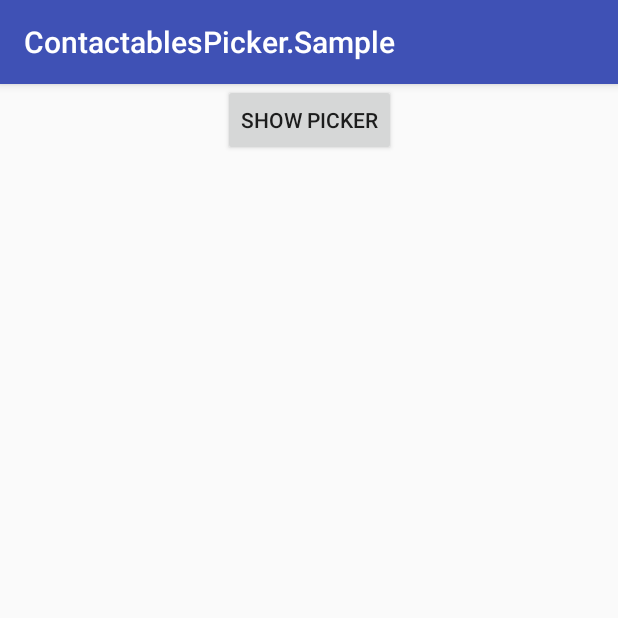
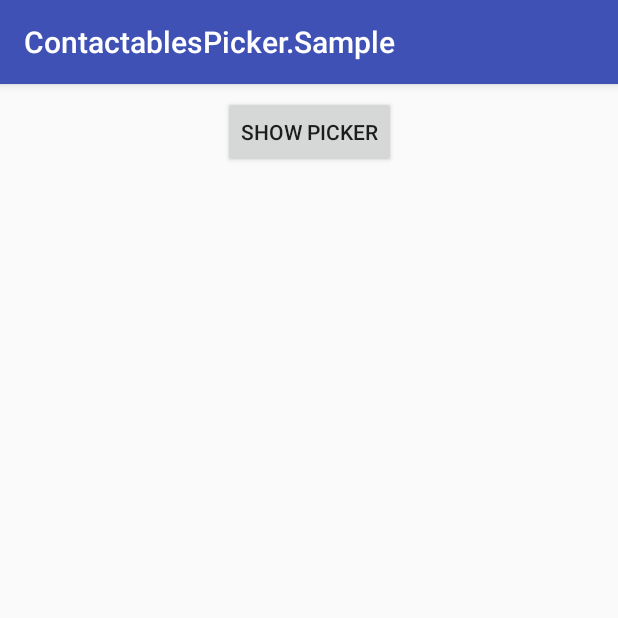
Before and after one commit to CarlHMitchell/Contactables-Library, an Android app: the screen it shows after launch (MainActivity), on a phone screen of 412 x 824 dp, the top half of it. Run offline under Robolectric (Android 15) with nearby library versions, the phone set to English and light mode, and no system bars.

```diff
--- a/contactablespicker.sample/src/main/AndroidManifest.xml
+++ b/contactablespicker.sample/src/main/AndroidManifest.xml
@@ -8,6 +8,7 @@
         android:label="@string/app_name"
         android:roundIcon="@mipmap/ic_launcher_round"
         android:supportsRtl="true"
+        android:fullBackupContent="@xml/backup_descriptor"
         android:theme="@style/AppTheme">
         <activity android:name=".MainActivity">
             <intent-filter>
--- a/contactablespicker.sample/src/main/res/layout/activity_main.xml
+++ b/contactablespicker.sample/src/main/res/layout/activity_main.xml
@@ -10,8 +10,9 @@
         android:id="@+id/show_picker_button"
         android:layout_width="wrap_content"
         android:layout_height="wrap_content"
-        android:text="Show Picker"
+        android:layout_marginTop="8dp"
+        android:text="@string/show_picker"
         app:layout_constraintEnd_toEndOf="parent"
         app:layout_constraintStart_toStartOf="parent"
-        tools:layout_editor_absoluteY="49dp" />
+        app:layout_constraintTop_toTopOf="parent" />
 </android.support.constraint.ConstraintLayout>
--- a/contactablespicker.sample/src/main/res/values/strings.xml
+++ b/contactablespicker.sample/src/main/res/values/strings.xml
@@ -1,4 +1,5 @@
 <resources>
     <string name="app_name">ContactablesPicker.Sample</string>
     <string name="action_settings">Settings</string>
+    <string name="show_picker">Show Picker</string>
 </resources>
--- a/contactablespicker.sample/src/main/res/values/styles.xml
+++ b/contactablespicker.sample/src/main/res/values/styles.xml
@@ -1,3 +1,4 @@
+<!--suppress ALL -->
 <resources>
 
     <!-- Base application theme. -->
--- /dev/null
+++ b/contactablespicker.sample/src/main/res/xml/backup_descriptor.xml
@@ -0,0 +1,4 @@
+<?xml version="1.0" encoding="utf-8"?>
+<full-backup-content>
+    <!-- Exclude specific shared preferences that contain GCM registration Id -->
+</full-backup-content>
--- a/contactablespicker/src/main/java/com/github/carlhmitchell/contactablespicker/ContactsListViewModel.java
+++ b/contactablespicker/src/main/java/com/github/carlhmitchell/contactablespicker/ContactsListViewModel.java
@@ -8,7 +8,6 @@ import android.util.Log;
 
 import com.github.carlhmitchell.contactablespicker.Storage.Contact;
 import com.github.carlhmitchell.contactablespicker.Storage.ContactRepository;
-import com.github.carlhmitchell.contactablespicker.Storage.ContactsDatabase;
 
 import java.util.List;
 
@@ -31,8 +30,8 @@ public class ContactsListViewModel extends AndroidViewModel {
         super(application);
 
         repository = new ContactRepository(application);
-        Log.i("ContactsList View Model", "Retreiving data from database");
-        contactsList = repository.mAllContactsLD;
+        Log.i("ContactsList View Model", "Retrieving data from database");
+        contactsList = ContactRepository.mAllContactsLD;
     }
 
     public LiveData<List<Contact>> getContactsList() {
--- a/contactablespicker/src/main/java/com/github/carlhmitchell/contactablespicker/Storage/ContactRepository.java
+++ b/contactablespicker/src/main/java/com/github/carlhmitchell/contactablespicker/Storage/ContactRepository.java
@@ -4,8 +4,6 @@ import android.arch.lifecycle.LiveData;
 import android.content.Context;
 import android.os.AsyncTask;
 import android.util.Log;
-
-import com.github.carlhmitchell.contactablespicker.utils.AppExecutor;
 
 import java.util.List;
 import java.util.concurrent.ExecutionException;
--- a/contactablespicker/src/main/java/com/github/carlhmitchell/contactablespicker/utils/AppExecutor.java
+++ b/contactablespicker/src/main/java/com/github/carlhmitchell/contactablespicker/utils/AppExecutor.java
@@ -8,6 +8,7 @@ import java.util.concurrent.Executors;
  */
 
 
+@SuppressWarnings("SpellCheckingInspection")
 public class AppExecutor {
     // Singleton instantiation
     private static final Object LOCK = new Object();
--- a/contactablespicker/src/main/res/layout/activity_contacts_list.xml
+++ b/contactablespicker/src/main/res/layout/activity_contacts_list.xml
@@ -14,8 +14,8 @@
         <android.support.v7.widget.Toolbar
             android:id="@+id/toolbar"
             android:layout_width="match_parent"
-            android:layout_height="?attr/actionBarSize"
-            android:background="?attr/colorPrimary"
+            android:layout_height="?android:attr/actionBarSize"
+            android:background="@color/colorPrimary"
             app:popupTheme="@style/AppTheme.PopupOverlay" />
 
     </android.support.design.widget.AppBarLayout>
--- a/contactablespicker/src/main/res/layout/recyclerview_item.xml
+++ b/contactablespicker/src/main/res/layout/recyclerview_item.xml
@@ -6,7 +6,7 @@
 
     <LinearLayout
         android:layout_width="match_parent"
-        android:layout_height="wrap_content"
+        android:layout_height="0dp"
         android:layout_weight="1"
         android:orientation="vertical">
         <!-- originally had -->
--- /dev/null
+++ b/contactablespicker/src/main/res/values/colors.xml
@@ -0,0 +1,5 @@
+<?xml version="1.0" encoding="utf-8"?>
+<resources>
+    <color name="colorBackground">#fafafa</color>
+    <color name="colorPrimary">#FFF5F5F5</color>
+</resources>
--- a/contactablespicker/src/main/res/values/styles.xml
+++ b/contactablespicker/src/main/res/values/styles.xml
@@ -1,6 +1,10 @@
+<!--suppress AndroidDomInspection -->
 <resources>
 
-    <style name="AppTheme" parent="Theme.AppCompat.Light" />
+    <style name="AppTheme" parent="Theme.AppCompat.Light">
+        <item name="android:windowBackground">@color/colorBackground</item>
+        <item name="android:statusBarColor">@android:color/darker_gray</item>
+    </style>
 
     <style name="AppTheme.NoActionBar">
         <item name="windowActionBar">false</item>
```
Also changed, not shown: contactablespicker/src/main/java/com/github/carlhmitchell/contactablespicker/ContactsList.java (+6 -6 lines), contactablespicker/src/main/java/com/github/carlhmitchell/contactablespicker/Storage/Contact.java (+5 -4 lines).
